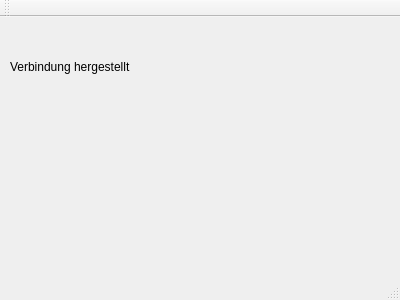
The window that Server/server.ui (Gabschgi/MultiplyServer) describes before a commit, drawn with Qt 5.
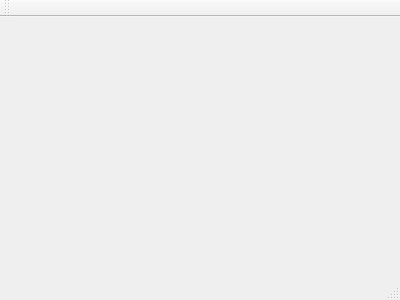
The same window after the commit.

Commit message:
Server fast fertig
Sollte funktionsfähig sein. Florian, bitte GUI designen.

The edit to the form file:
```diff
--- a/Server/server.ui
+++ b/Server/server.ui
@@ -13,21 +13,7 @@
   <property name="windowTitle">
    <string>Server</string>
   </property>
-  <widget class="QWidget" name="centralWidget">
-   <widget class="QLabel" name="connectionLabel">
-    <property name="geometry">
-     <rect>
-      <x>10</x>
-      <y>40</y>
-      <width>371</width>
-      <height>20</height>
-     </rect>
-    </property>
-    <property name="text">
-     <string>Verbindung hergestellt</string>
-    </property>
-   </widget>
-  </widget>
+  <widget class="QWidget" name="centralWidget"/>
   <widget class="QMenuBar" name="menuBar">
    <property name="geometry">
     <rect>
```
The commit also changes 1 other file.
